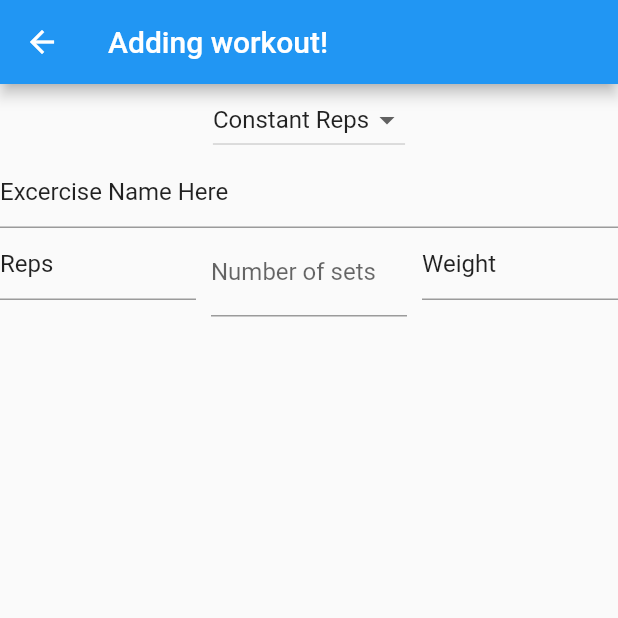
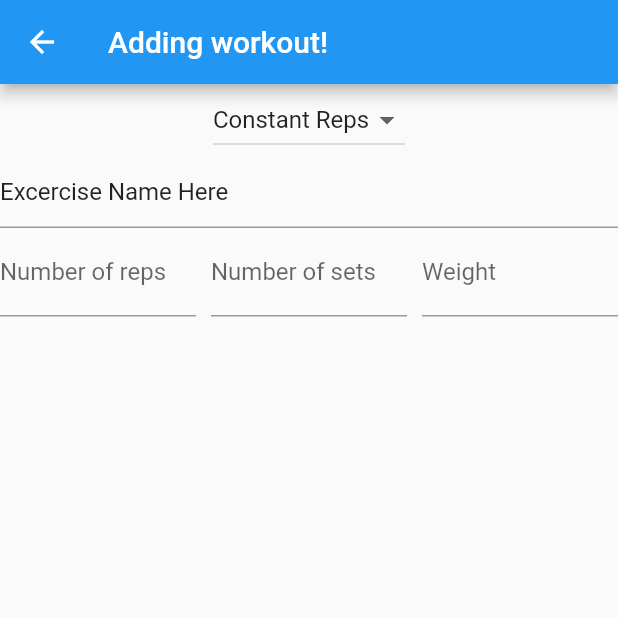
Before and after one commit to dudley2y/fitness-, a Flutter app: the AddNewWorkout screen opened directly, on a phone screen of 412 x 824 dp, the top half of it. Run offline on Flutter 3.47's test engine with Material 2 defaults, Android fonts, the phone set to English and light mode, and no system bars; our stand-ins replace cloud_firestore, firebase_auth, firebase_core; missing offline and left inert: dart:html; accounts and stored records are empty.

Commit message:
fixed some things i broke last time, added more bugs

```diff
--- a/lib/screens/home/homeFabOptions/addExerciseSplit/addNewWorkout.dart
+++ b/lib/screens/home/homeFabOptions/addExerciseSplit/addNewWorkout.dart
@@ -18,9 +18,13 @@ class _AddNewWorkoutState extends State<AddNewWorkout> {
   final TextEditingController excersizeNameCtl =
       TextEditingController(text: 'Excercise Name Here');
   final TextEditingController setCtl = TextEditingController();
-  final TextEditingController repCtl = TextEditingController(text: 'Reps');
-  final TextEditingController weightCtl = TextEditingController(text: 'Weight');
+  final TextEditingController repCtl = TextEditingController();
+  final TextEditingController weightCtl = TextEditingController();
+  final TextEditingController timeCtl = TextEditingController();
   final _setFormKey = GlobalKey<FormState>();
+  final _repFormKey = GlobalKey<FormState>();
+  final _weightFormKey = GlobalKey<FormState>();
+  final _timeFormKey = GlobalKey<FormState>();
 
   String dropdownValue = 'Constant Reps';
   ElevatedButton addWorkoutButton = ElevatedButton(
@@ -44,20 +48,29 @@ class _AddNewWorkoutState extends State<AddNewWorkout> {
           )
 */
   int _sets = 0;
+  int _reps = 0;
+  int _weight = 0;
+  String _time = '';
+  List<String> vrepsList = [];
+  List<List<String>> circutList = [];
 
   @override
   Widget build(BuildContext context) {
-    final TextField _repTextFeild = TextField(
-      controller: repCtl,
-      onTap: () => repCtl.clear(),
-    );
-    final Form setForm = Form(
+    final Form _setForm = Form(
         onChanged: () => _setFormKey.currentState!.validate(),
         key: _setFormKey,
         child: TextFormField(
           onFieldSubmitted: (value) {
             try {
               _sets = int.parse(value.trim());
+            } on FormatException {
+              _sets = 0;
+            }
+            setState(() {});
+          },
+          onEditingComplete: () {
+            try {
+              _sets = int.parse(setCtl.text.trim());
             } on FormatException {
               _sets = 0;
             }
@@ -81,10 +94,110 @@ class _AddNewWorkoutState extends State<AddNewWorkout> {
           decoration: const InputDecoration(labelText: 'Number of sets'),
           controller: setCtl,
         ));
-    final TextField _weightTextFeild = TextField(
-      controller: weightCtl,
-      onTap: () => weightCtl.clear(),
-    );
+
+    final Form _repForm = Form(
+        onChanged: () => _repFormKey.currentState!.validate(),
+        key: _repFormKey,
+        child: TextFormField(
+          onFieldSubmitted: (value) {
+            try {
+              _reps = int.parse(value.trim());
+            } on FormatException {
+              _reps = 0;
+            }
+            setState(() {});
+          },
+          onEditingComplete: () {
+            try {
+              _reps = int.parse(repCtl.text.trim());
+            } on FormatException {
+              _reps = 0;
+            }
+            setState(() {});
+          },
+          validator: (value) {
+            // int x = 0;
+            if (value == null || value.isEmpty) {
+              _sets = 1;
+              return 'Please enter a number';
+            }
+            try {
+              _sets = int.parse(value.trim());
+            } on FormatException {
+              _sets = 1;
+              return 'Please enter a number';
+            }
+            setState(() {});
+          },
+          obscureText: false,
+          decoration: const InputDecoration(labelText: 'Number of reps'),
+          controller: repCtl,
+        ));
+
+    final Form _weightForm = Form(
+        onChanged: () => _weightFormKey.currentState!.validate(),
+        key: _weightFormKey,
+        child: TextFormField(
+          onFieldSubmitted: (value) {
+            try {
+              _weight = int.parse(value.trim());
+            } on FormatException {
+              _weight = 0;
+            }
+            setState(() {});
+          },
+          onEditingComplete: () {
+            try {
+              _weight = int.parse(weightCtl.text.trim());
+            } on FormatException {
+              _weight = 0;
+            }
+            setState(() {});
+          },
+          validator: (value) {
+            // int x = 0;
+            if (value == null || value.isEmpty) {
+              _weight = 1;
+              return 'Please enter a number';
+            }
+            try {
+              _weight = int.parse(value.trim());
+            } on FormatException {
+              _weight = 1;
+              return 'Please enter a number';
+            }
+            setState(() {});
+          },
+          obscureText: false,
+          decoration: const InputDecoration(labelText: 'Weight'),
+          controller: weightCtl,
+        ));
+
+    final Form _timeForm = Form(
+        onChanged: () => _timeFormKey.currentState!.validate(),
+        key: _timeFormKey,
+        child: TextFormField(
+          onFieldSubmitted: (value) {
+            _time = value.trim();
+            setState(() {});
+          },
+          onEditingComplete: () {
+            _time = timeCtl.text.trim();
+            setState(() {});
+          },
+          validator: (value) {
+            // int x = 0;
+            if (value == null || value.isEmpty) {
+              _time = '';
+              return 'Please enter a time';
+            }
+            _time = value.trim();
+            setState(() {});
+          },
+          obscureText: false,
+          decoration: const InputDecoration(labelText: 'Time'),
+          controller: timeCtl,
+        ));
 
     String name = '', reps = '', sets = '';
     return Scaffold(
@@ -97,7 +210,6 @@ class _AddNewWorkoutState extends State<AddNewWorkout> {
                 'Constant Reps',
                 'Variable Reps',
                 'Timed',
-                'Circut'
               ].map<DropdownMenuItem<String>>((String value) {
                 return DropdownMenuItem<String>(
                   value: value,
@@ -107,9 +219,15 @@ class _AddNewWorkoutState extends State<AddNewWorkout> {
               onChanged: (String? index) {
                 setState(() {
                   dropdownValue = index!;
+                  vrepsList.clear();
+                  for (var element in circutList) {
+                    element.clear();
+                  }
+                  circutList.clear();
                 });
               }),
-          dropdownValue == 'Constant Reps'
+          dropdownValue ==
+                  'Constant Reps' // are there switch cases for widgets?
               ? Column(children: [
                   TextField(
                     controller: excersizeNameCtl,
@@ -120,35 +238,52 @@ class _AddNewWorkoutState extends State<AddNewWorkout> {
                     crossAxisCount: 3,
                     crossAxisSpacing: 10,
                     mainAxisSpacing: 2,
-                    children: [_repTextFeild, setForm, _weightTextFeild],
+                    children: [_repForm, _setForm, _weightForm],
                   ),
                 ])
               : dropdownValue == 'Variable Reps'
-                  ? Column(children: [
-                      GridView.count(
-                        shrinkWrap: true,
-                        crossAxisCount: 2,
-                        crossAxisSpacing: 10,
-                        mainAxisSpacing: 2,
+                  ? ListView(shrinkWrap: true, children: [
+                      Row(
                         children: [
-                          TextField(
-                            controller: excersizeNameCtl,
-                            onTap: () => excersizeNameCtl.clear(),
+                          Expanded(
+                            child: TextField(
+                              controller: excersizeNameCtl,
+                              onTap: () => excersizeNameCtl.clear(),
+                            ),
                           ),
-                          setForm
+                          Expanded(
+                            child: _setForm,
+                          ),
                         ],
                       ),
                       ListView.builder(
                           shrinkWrap: true,
                           itemCount: _setFormKey.currentState!.validate()
-                              ? _sets.ceil().clamp(0, 20)
-                              : 1,
+                              ? _sets.ceil().clamp(0, 11) // breaks at 7
+                              : 0,
                           itemBuilder: (BuildContext context, index) {
                             // print('index: $_sets');
-                            return const Text('foo');
+                            return TextField(
+                              onSubmitted: (value) {
+                                if (vrepsList.length <= index) {
+                                  vrepsList.add(value);
+                                } else {
+                                  vrepsList[index] = value;
+                                }
+                              },
+                            ); // make this not text, make feild
                           })
                     ])
-                  : Text('bar'),
+                  : Column(
+                      // timed
+                      children: [
+                        TextField(
+                          controller: excersizeNameCtl,
+                          onTap: () => excersizeNameCtl.clear(),
+                        ),
+                        _timeForm,
+                      ],
+                    )
         ],
       ),
     );
```
